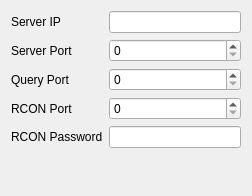
Old version of the form src/settingsdialog.ui in the repository Link1J/MSManager.
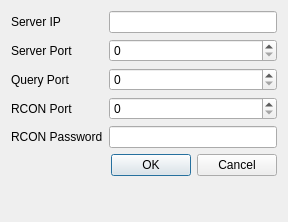
New version of the form. Icons and pictures are not drawn.

Diff of the .ui file:
```diff
--- a/src/settingsdialog.ui
+++ b/src/settingsdialog.ui
@@ -6,8 +6,8 @@
    <rect>
     <x>0</x>
     <y>0</y>
-    <width>252</width>
-    <height>196</height>
+    <width>288</width>
+    <height>222</height>
    </rect>
   </property>
   <property name="sizePolicy">
@@ -18,14 +18,14 @@
   </property>
   <property name="minimumSize">
    <size>
-    <width>252</width>
-    <height>196</height>
+    <width>288</width>
+    <height>222</height>
    </size>
   </property>
   <property name="maximumSize">
    <size>
-    <width>252</width>
-    <height>196</height>
+    <width>291</width>
+    <height>236</height>
    </size>
   </property>
   <property name="windowTitle">
@@ -126,6 +126,13 @@
      </property>
     </widget>
    </item>
+   <item row="5" column="1">
+    <widget class="QDialogButtonBox" name="buttonBox">
+     <property name="standardButtons">
+      <set>QDialogButtonBox::Cancel|QDialogButtonBox::Ok</set>
+     </property>
+    </widget>
+   </item>
   </layout>
  </widget>
  <resources/>
```
